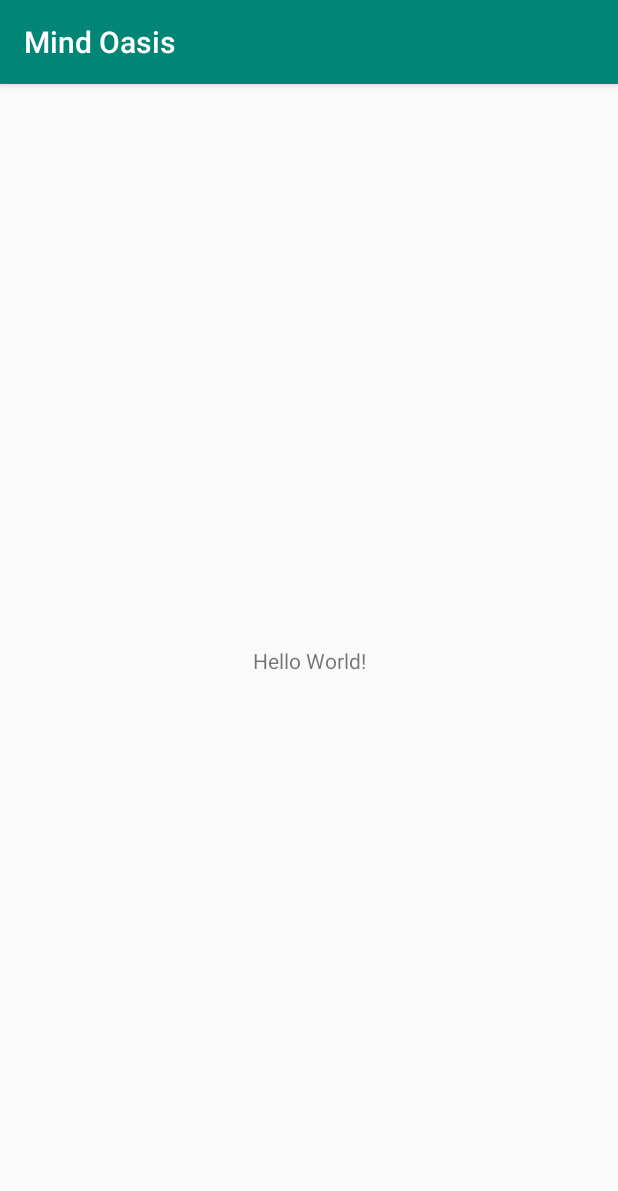
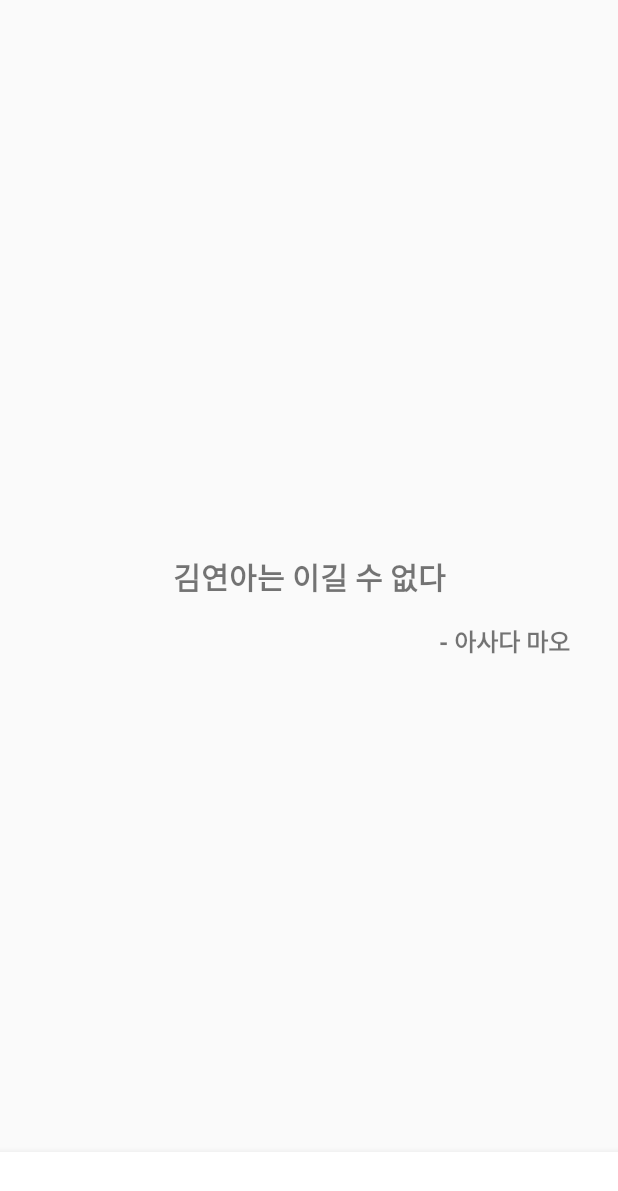
Before and after one commit to ahndwon/mind-oasis-android, an Android app: the screen it shows after launch (MainActivity), on a phone screen of 412 x 824 dp. Shown: the top 1191 px of the screen. Run offline under Robolectric (Android 15) with nearby library versions, the phone set to English and light mode, and no system bars.

Commit message:
setup project

```diff
--- a/app/src/main/AndroidManifest.xml
+++ b/app/src/main/AndroidManifest.xml
@@ -9,7 +9,7 @@
             android:roundIcon="@mipmap/ic_launcher_round"
             android:supportsRtl="true"
             android:theme="@style/AppTheme">
-        <activity android:name=".MainActivity">
+        <activity android:name=".controllers.MainActivity">
             <intent-filter>
                 <action android:name="android.intent.action.MAIN"/>
 
--- a/app/src/main/java/xyz/thingapps/mind_oasis/MainActivity.kt
+++ b/app/src/main/java/xyz/thingapps/mind_oasis/controllers/MainActivity.kt
@@ -1,7 +1,8 @@
-package xyz.thingapps.mind_oasis
+package xyz.thingapps.mind_oasis.controllers
 
+import android.os.Bundle
 import androidx.appcompat.app.AppCompatActivity
-import android.os.Bundle
+import xyz.thingapps.mind_oasis.R
 
 class MainActivity : AppCompatActivity() {
 
@@ -9,4 +10,5 @@
         super.onCreate(savedInstanceState)
         setContentView(R.layout.activity_main)
     }
+
 }
--- a/app/src/main/res/layout/activity_main.xml
+++ b/app/src/main/res/layout/activity_main.xml
@@ -1,19 +1,50 @@
 <?xml version="1.0" encoding="utf-8"?>
-<androidx.constraintlayout.widget.ConstraintLayout
-        xmlns:android="http://schemas.android.com/apk/res/android"
-        xmlns:tools="http://schemas.android.com/tools"
-        xmlns:app="http://schemas.android.com/apk/res-auto"
-        android:layout_width="match_parent"
-        android:layout_height="match_parent"
-        tools:context=".MainActivity">
+<androidx.constraintlayout.widget.ConstraintLayout xmlns:android="http://schemas.android.com/apk/res/android"
+                                                   xmlns:app="http://schemas.android.com/apk/res-auto"
+                                                   xmlns:tools="http://schemas.android.com/tools"
+                                                   android:layout_width="match_parent"
+                                                   android:layout_height="match_parent"
+                                                   tools:context=".controllers.MainActivity">
+
+    <TextView
+            android:id="@+id/maximTextView"
+            android:layout_width="wrap_content"
+            android:layout_height="wrap_content"
+            android:text="김연아는 이길 수 없다"
+            android:textSize="20sp"
+            android:textStyle="bold"
+            app:layout_constraintBottom_toTopOf="@id/bottomNavigationView"
+            app:layout_constraintLeft_toLeftOf="parent"
+            app:layout_constraintRight_toRightOf="parent"
+            app:layout_constraintTop_toTopOf="parent"
+            app:layout_constraintVertical_bias="0.5"/>
 
     <TextView
             android:layout_width="wrap_content"
             android:layout_height="wrap_content"
-            android:text="Hello World!"
+            android:layout_marginTop="16dp"
+            android:layout_marginEnd="32dp"
+            android:textSize="16sp"
+            android:textStyle="bold
+"
+            android:text="- 아사다 마오"
+            app:layout_constraintEnd_toEndOf="parent"
+            app:layout_constraintTop_toBottomOf="@id/maximTextView"
+    />
+
+    <com.google.android.material.bottomnavigation.BottomNavigationView
+            android:id="@+id/bottomNavigationView"
+            android:layout_width="match_parent"
+            android:layout_height="56dp"
+            android:clickable="true"
+            android:focusable="true"
+            android:textSize="16sp"
+            android:background="@android:color/white"
+            app:itemIconTint="@color/selector_bottom_navigation_color"
+            app:itemTextColor="@color/selector_bottom_navigation_color"
+            app:labelVisibilityMode="unlabeled"
             app:layout_constraintBottom_toBottomOf="parent"
-            app:layout_constraintLeft_toLeftOf="parent"
-            app:layout_constraintRight_toRightOf="parent"
-            app:layout_constraintTop_toTopOf="parent"/>
+            app:menu="@menu/bottom_navigation"/>
+
 
 </androidx.constraintlayout.widget.ConstraintLayout>
--- a/app/src/main/res/values/colors.xml
+++ b/app/src/main/res/values/colors.xml
@@ -3,4 +3,7 @@
     <color name="colorPrimary">#008577</color>
     <color name="colorPrimaryDark">#00574B</color>
     <color name="colorAccent">#D81B60</color>
+
+    <drawable name="navigationSelected">#000000</drawable>
+    <drawable name="navigationUnselected">#bbbbbb</drawable>
 </resources>
--- a/app/src/main/res/values/strings.xml
+++ b/app/src/main/res/values/strings.xml
@@ -1,3 +1,6 @@
 <resources>
     <string name="app_name">Mind Oasis</string>
+    <string name="title_bookmark">bookmark</string>
+    <string name="title_share">share</string>
+    <string name="title_settings">settings</string>
 </resources>
--- a/app/src/main/res/values/styles.xml
+++ b/app/src/main/res/values/styles.xml
@@ -1,8 +1,7 @@
 <resources>
 
     <!-- Base application theme. -->
-    <style name="AppTheme" parent="Theme.AppCompat.Light.DarkActionBar">
-        <!-- Customize your theme here. -->
+    <style name="AppTheme" parent="Theme.AppCompat.Light.NoActionBar">
         <item name="colorPrimary">@color/colorPrimary</item>
         <item name="colorPrimaryDark">@color/colorPrimaryDark</item>
         <item name="colorAccent">@color/colorAccent</item>
```
Also changed, not shown: app/src/main/java/xyz/thingapps/mind_oasis/controllers/Bookmark.kt (added, +33 -0 lines), app/src/main/java/xyz/thingapps/mind_oasis/controllers/HomeFragment.kt (added, +8 -0 lines), app/src/main/java/xyz/thingapps/mind_oasis/model/Maxim.kt (added, +9 -0 lines), app/src/main/java/xyz/thingapps/mind_oasis/utils/ObservableViewModel.kt (added, +27 -0 lines), app/src/main/java/xyz/thingapps/mind_oasis/viewmodel/BookmarkViewModel.kt (added, +7 -0 lines), app/src/main/java/xyz/thingapps/mind_oasis/viewmodel/HomeViewModel.kt (added, +30 -0 lines), app/src/main/res/layout/bookmark_fragment.xml (added, +14 -0 lines).
